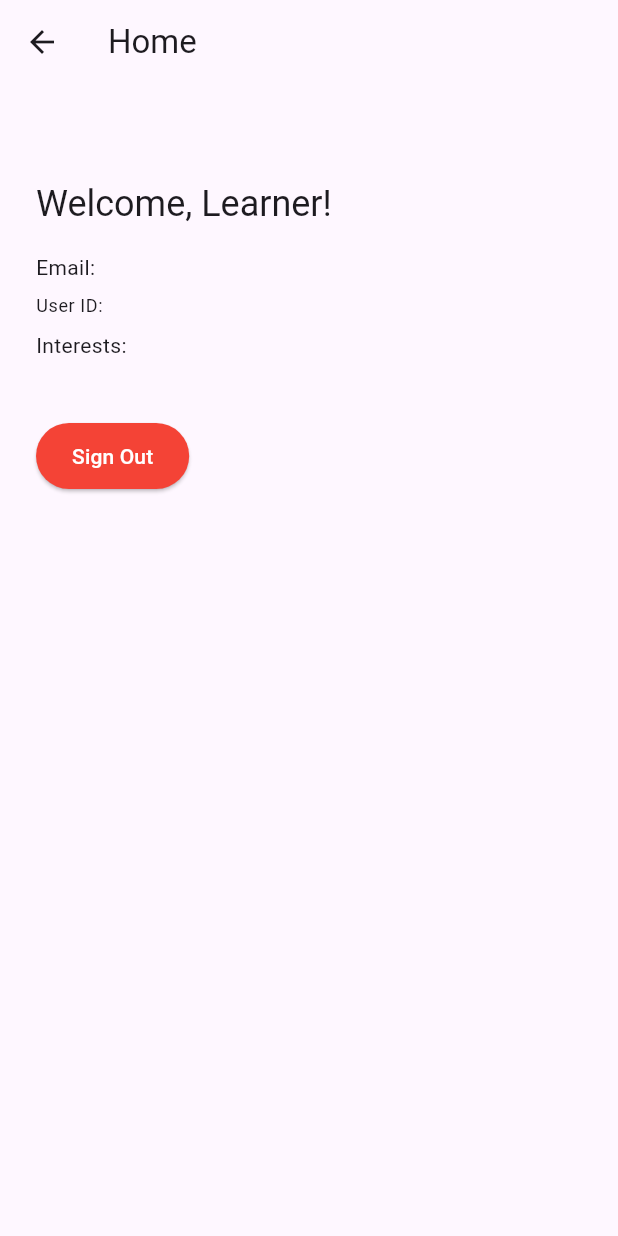
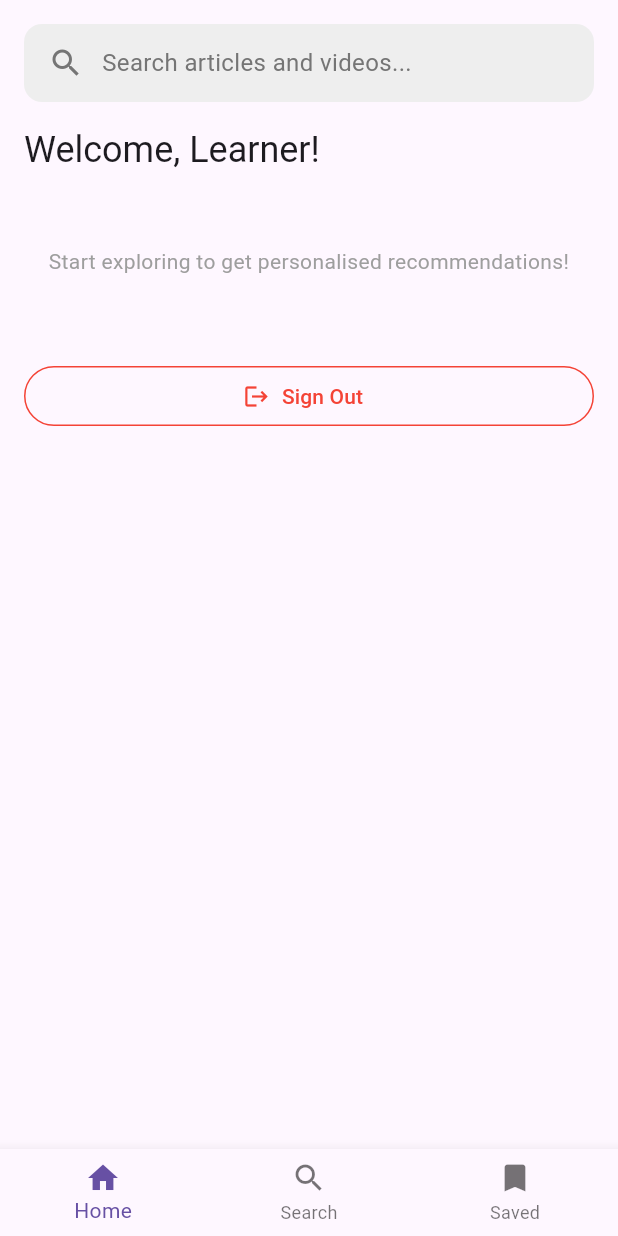
Before and after one commit to hrujul15/edtech-app, a Flutter app: the HomeScreen screen opened by its route, on a phone screen of 412 x 824 dp. Run offline on Flutter 3.47's test engine with Material 3 defaults, Android fonts, the phone set to English and light mode, and no system bars; our stand-ins replace cloud_firestore, firebase_auth, firebase_core, flutter_dotenv, youtube_player_flutter; accounts and stored records are empty.

Commit message:
feat: rebuild HomeScreen - fetch top 2 category scores from Firestore, call YouTube and DevTo APIs per category, display horizontal scrollable sections, add search bar and bottom nav bar (Home/Search/Saved)

```diff
--- a/lib/screens/home/home_screen.dart
+++ b/lib/screens/home/home_screen.dart
@@ -1,7 +1,15 @@
 import 'package:flutter/material.dart';
+import 'package:firebase_auth/firebase_auth.dart';
+import 'package:edtech_app/models/content_model.dart';
+import 'package:edtech_app/models/user_model.dart';
 import 'package:edtech_app/services/auth_service.dart';
 import 'package:edtech_app/services/firestore_service.dart';
-import 'package:edtech_app/models/user_model.dart';
+import 'package:edtech_app/services/youtube_service.dart';
+import 'package:edtech_app/services/devto_service.dart';
+import 'package:edtech_app/services/ranking_service.dart';
+import 'package:edtech_app/widgets/content_card.dart';
+import 'package:edtech_app/screens/search/search_screen.dart';
+import 'package:edtech_app/screens/saved/saved_screen.dart';
 
 class HomeScreen extends StatefulWidget {
   const HomeScreen({Key? key}) : super(key: key);
@@ -11,19 +19,28 @@ class HomeScreen extends StatefulWidget {
 }
 
 class _HomeScreenState extends State<HomeScreen> {
-  final _authService = AuthService();
-  final _firestoreService = FirestoreService();
+  final AuthService _authService = AuthService();
+  final FirestoreService _firestoreService = FirestoreService();
+  final YouTubeService _youtubeService = YouTubeService();
+  final DevToService _devtoService = DevToService();
+  final RankingService _rankingService = RankingService();
+
+  int _currentIndex = 0; // Bottom nav index
 
   bool _isLoading = true;
   UserModel? _userModel;
 
+  /// Top 2 categories mapped to their fetched content
+  List<_CategorySection> _categorySections = [];
+
   @override
   void initState() {
     super.initState();
-    _checkInterests();
+    _loadHomeData();
   }
 
-  Future<void> _checkInterests() async {
+  /// Check interests, fetch user, pick top 2 categories, call APIs
+  Future<void> _loadHomeData() async {
     try {
       final uid = _authService.currentUid;
       if (uid == null) {
@@ -34,25 +51,64 @@ class _HomeScreenState extends State<HomeScreen> {
       }
 
       final user = await _firestoreService.getUser(uid);
+
+      if (mounted && user.interests.isEmpty) {
+        Navigator.of(context).pushReplacementNamed('/onboarding');
+        return;
+      }
+
+      // Determine top 2 categories by score
+      final topCategories = _getTopCategories(user.categoryScores, 2);
+
+      // For each top category, fetch content from both APIs
+      final sections = <_CategorySection>[];
+      for (final category in topCategories) {
+        final results = await Future.wait<List<Content>>([
+          _youtubeService.searchYouTube(category),
+          _devtoService.searchDevTo(category),
+        ]);
+        final combined = [...results[0], ...results[1]];
+        final ranked = _rankingService.rankContent(
+          combined,
+          category,
+          user.categoryScores,
+        );
+        sections.add(_CategorySection(category: category, items: ranked));
+      }
+
       if (mounted) {
-        if (user.interests.isEmpty) {
-          // Redirect to onboarding
-          Navigator.of(context).pushReplacementNamed('/onboarding');
-        } else {
         setState(() {
           _userModel = user;
+          _categorySections = sections;
           _isLoading = false;
         });
       }
-      }
     } catch (e) {
-      print('Error checking interests: $e');
+      debugPrint('Error loading home data: $e');
       if (mounted) {
         setState(() {
           _isLoading = false;
         });
       }
     }
+  }
+
+  /// Return up to [count] categories sorted by highest score descending.
+  /// Falls back to user interests if categoryScores is empty.
+  List<String> _getTopCategories(
+    Map<String, double> categoryScores,
+    int count,
+  ) {
+    if (categoryScores.isEmpty) {
+      // Fall back to user interests
+      final interests = _userModel?.interests ?? [];
+      return interests.take(count).toList();
+    }
+
+    final sorted = categoryScores.entries.toList()
+      ..sort((a, b) => b.value.compareTo(a.value));
+
+    return sorted.take(count).map((e) => e.key).toList();
   }
 
   void _handleLogout() async {
@@ -62,71 +118,195 @@ class _HomeScreenState extends State<HomeScreen> {
     }
   }
 
-  @override
-  Widget build(BuildContext context) {
+  // ──────────────────────────────────────
+  //  Build methods for each tab
+  // ──────────────────────────────────────
+
+  /// HOME tab body
+  Widget _buildHomeBody() {
     if (_isLoading) {
-      return const Scaffold(
-        body: Center(
-          child: CircularProgressIndicator(),
-        ),
-      );
+      return const Center(child: CircularProgressIndicator());
     }
 
-    final user = _authService.currentUser;
-
-    return Scaffold(
-      appBar: AppBar(title: const Text('Home'), elevation: 0),
-      body: SafeArea(
-        child: Padding(
-          padding: const EdgeInsets.all(24.0),
-          child: Column(
-            crossAxisAlignment: CrossAxisAlignment.start,
+    return RefreshIndicator(
+      onRefresh: _loadHomeData,
+      child: ListView(
         children: [
-              const SizedBox(height: 40),
+          // Search bar at top
+          GestureDetector(
+            onTap: () {
+              setState(() => _currentIndex = 1); // Switch to search tab
+            },
+            child: Container(
+              margin: const EdgeInsets.fromLTRB(16, 16, 16, 8),
+              padding: const EdgeInsets.symmetric(horizontal: 16, vertical: 14),
+              decoration: BoxDecoration(
+                color: Colors.grey[200],
+                borderRadius: BorderRadius.circular(12),
+              ),
+              child: Row(
+                children: [
+                  Icon(Icons.search, color: Colors.grey[600]),
+                  const SizedBox(width: 12),
                   Text(
-                'Welcome, ${_userModel?.name ?? 'Learner'}!',
-                style: Theme.of(context).textTheme.headlineSmall,
-              ),
-              const SizedBox(height: 16),
-              if (user != null)
-                Column(
-                  crossAxisAlignment: CrossAxisAlignment.start,
-                  children: [
-                    Text(
-                      'Email: ${user.email}',
-                      style: Theme.of(context).textTheme.bodyMedium,
-                    ),
-                    const SizedBox(height: 8),
-                    Text(
-                      'User ID: ${user.uid}',
-                      style: Theme.of(context).textTheme.bodySmall,
-                    ),
-                    const SizedBox(height: 8),
-                    Text(
-                      'Interests: ${_userModel?.interests.join(', ') ?? ''}',
-                      style: Theme.of(context).textTheme.bodyMedium,
-                    ),
-                  ],
-                ),
-              const SizedBox(height: 40),
-              ElevatedButton(
-                onPressed: _handleLogout,
-                style: ElevatedButton.styleFrom(
-                  backgroundColor: Colors.red,
-                  padding: const EdgeInsets.symmetric(
-                    vertical: 12,
-                    horizontal: 24,
-                  ),
-                ),
-                child: const Text(
-                  'Sign Out',
-                  style: TextStyle(color: Colors.white),
-                ),
+                    'Search articles and videos...',
+                    style: TextStyle(color: Colors.grey[600], fontSize: 16),
                   ),
                 ],
               ),
             ),
           ),
+
+          const SizedBox(height: 8),
+
+          // Welcome header
+          Padding(
+            padding: const EdgeInsets.symmetric(horizontal: 16),
+            child: Text(
+              'Welcome, ${_userModel?.name ?? 'Learner'}!',
+              style: Theme.of(context).textTheme.headlineSmall,
+            ),
+          ),
+
+          const SizedBox(height: 16),
+
+          // Category sections
+          if (_categorySections.isEmpty)
+            const Padding(
+              padding: EdgeInsets.all(32),
+              child: Center(
+                child: Text(
+                  'Start exploring to get personalised recommendations!',
+                  textAlign: TextAlign.center,
+                  style: TextStyle(color: Colors.grey),
+                ),
+              ),
+            )
+          else
+            ..._categorySections.map(
+              (section) => _buildCategorySection(section),
+            ),
+
+          const SizedBox(height: 24),
+
+          // Logout button
+          Padding(
+            padding: const EdgeInsets.symmetric(horizontal: 16),
+            child: OutlinedButton.icon(
+              onPressed: _handleLogout,
+              icon: const Icon(Icons.logout, color: Colors.red),
+              label: const Text(
+                'Sign Out',
+                style: TextStyle(color: Colors.red),
+              ),
+              style: OutlinedButton.styleFrom(
+                side: const BorderSide(color: Colors.red),
+              ),
+            ),
+          ),
+
+          const SizedBox(height: 32),
+        ],
+      ),
+    );
+  }
+
+  /// Build a horizontal scrollable section for one category
+  Widget _buildCategorySection(_CategorySection section) {
+    return Column(
+      crossAxisAlignment: CrossAxisAlignment.start,
+      children: [
+        Padding(
+          padding: const EdgeInsets.symmetric(horizontal: 16, vertical: 8),
+          child: Text(
+            'Because you like ${section.category}',
+            style: const TextStyle(
+              fontSize: 18,
+              fontWeight: FontWeight.bold,
+            ),
+          ),
+        ),
+        SizedBox(
+          height: 280,
+          child: section.items.isEmpty
+              ? const Center(child: Text('No content found'))
+              : ListView.builder(
+                  scrollDirection: Axis.horizontal,
+                  padding: const EdgeInsets.symmetric(horizontal: 8),
+                  itemCount: section.items.length,
+                  itemBuilder: (context, index) {
+                    final content = section.items[index];
+                    return SizedBox(
+                      width: 280,
+                      child: ContentCard(
+                        content: content,
+                        onSave: () => _saveContent(content),
+                      ),
+                    );
+                  },
+                ),
+        ),
+      ],
+    );
+  }
+
+  /// Save content to Firestore
+  Future<void> _saveContent(Content content) async {
+    final uid = _authService.currentUid;
+    if (uid == null) return;
+
+    try {
+      await _firestoreService.saveContent(uid, content);
+      if (mounted) {
+        ScaffoldMessenger.of(context).showSnackBar(
+          SnackBar(content: Text('Saved "${content.title}"')),
+        );
+      }
+    } catch (e) {
+      debugPrint('Error saving content: $e');
+    }
+  }
+
+  @override
+  Widget build(BuildContext context) {
+    // Pages for bottom nav tabs
+    final List<Widget> pages = [
+      _buildHomeBody(),
+      const SearchScreen(),
+      const SavedScreen(),
+    ];
+
+    return Scaffold(
+      body: IndexedStack(
+        index: _currentIndex,
+        children: pages,
+      ),
+      bottomNavigationBar: BottomNavigationBar(
+        currentIndex: _currentIndex,
+        onTap: (index) => setState(() => _currentIndex = index),
+        items: const [
+          BottomNavigationBarItem(
+            icon: Icon(Icons.home),
+            label: 'Home',
+          ),
+          BottomNavigationBarItem(
+            icon: Icon(Icons.search),
+            label: 'Search',
+          ),
+          BottomNavigationBarItem(
+            icon: Icon(Icons.bookmark),
+            label: 'Saved',
+          ),
+        ],
+      ),
     );
   }
 }
+
+/// Internal model to pair a category name with its fetched content items
+class _CategorySection {
+  final String category;
+  final List<Content> items;
+
+  _CategorySection({required this.category, required this.items});
+}
```
Lines whose indentation alone changed are shown as unchanged.
